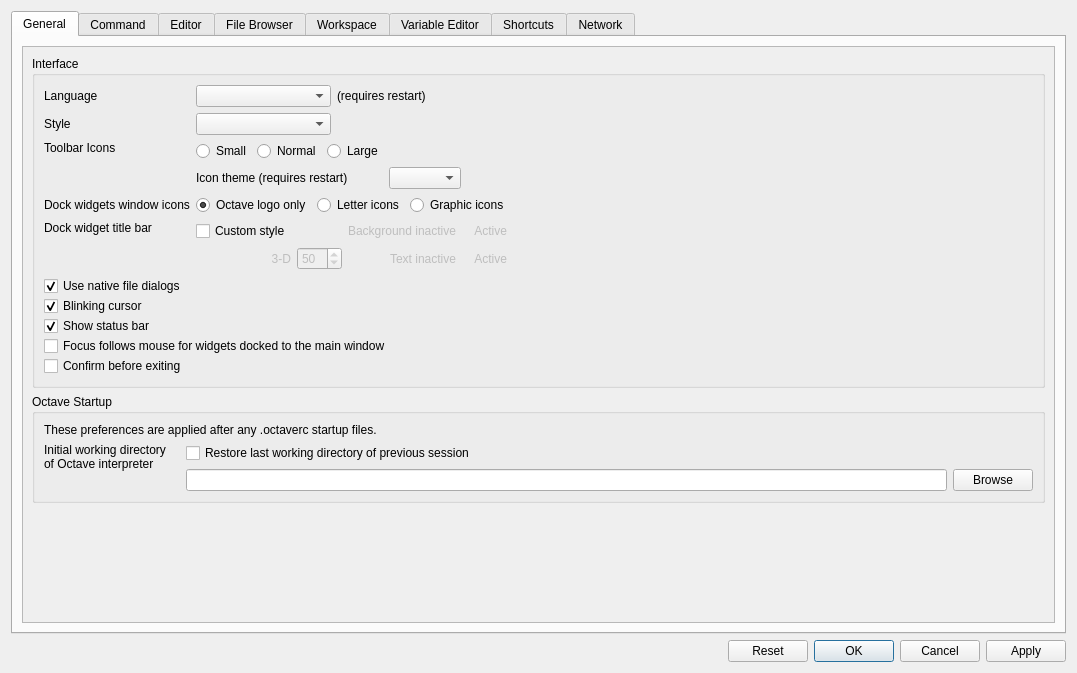
This is libgui/src/settings-dialog.ui in talregev/octave as Qt 5 draws it before an edit. The edited form follows.
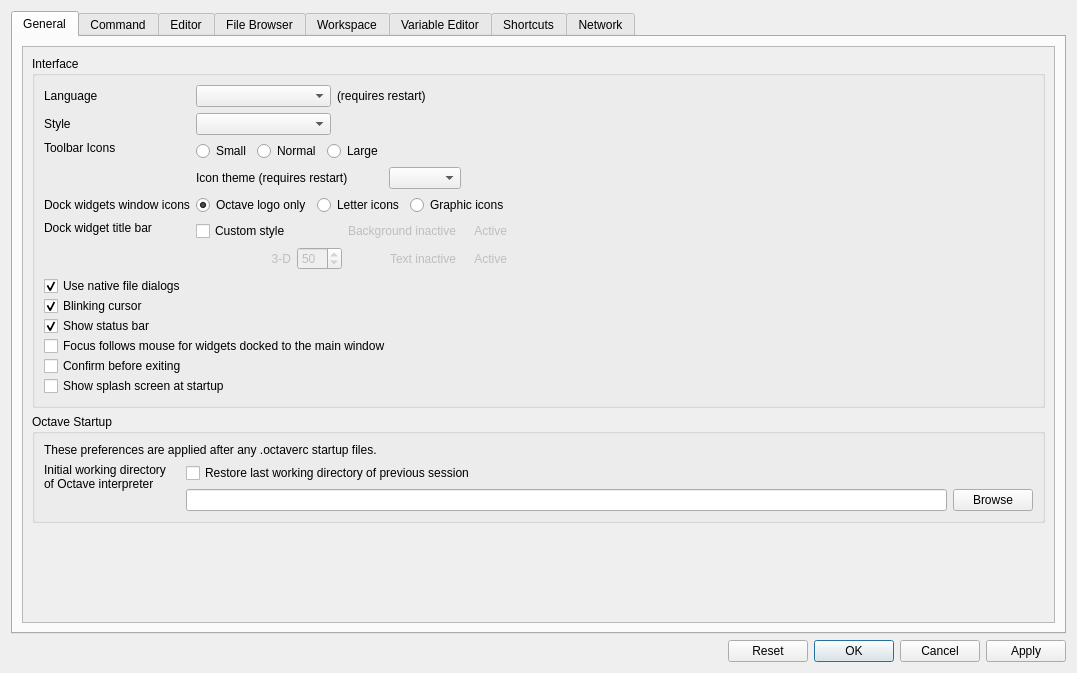
This is the edited form. The open tabs and pages were chosen to show the change. Custom widgets are drawn as their Qt base class.

Commit message:
add an optional splash screen (bug #66032)
* gui-preferences-global.cc/h: new preference global_show_splash_screen,

* main-window.cc (main_window): If desired show a splash screen

* settings-dialog.cc (read_settings): initialize checkbox for new preference;
 (write_changed_settings): write value from checkbox into preference file

* settings-dialog.ui: new checkbox for new preference

* welcome-wizard.cc/h (splash_screen::splash_screen): new class for the
  splash screen derived from QDialog, showing version and copyright info

The edit to the form file:
```diff
--- a/libgui/src/settings-dialog.ui
+++ b/libgui/src/settings-dialog.ui
@@ -55,8 +55,8 @@
            <rect>
             <x>0</x>
             <y>0</y>
-            <width>1035</width>
-            <height>573</height>
+            <width>1021</width>
+            <height>593</height>
            </rect>
           </property>
           <layout class="QVBoxLayout" name="verticalLayout_17">
@@ -488,6 +488,13 @@
                   </property>
                  </widget>
                 </item>
+                <item>
+                 <widget class="QCheckBox" name="cb_show_splash_screen">
+                  <property name="text">
+                   <string>Show splash screen at startup</string>
+                  </property>
+                 </widget>
+                </item>
                </layout>
               </item>
              </layout>
```
Left out of the diff: 2 changed lines with no effect on the pictures. The commit also changes 6 other files.
